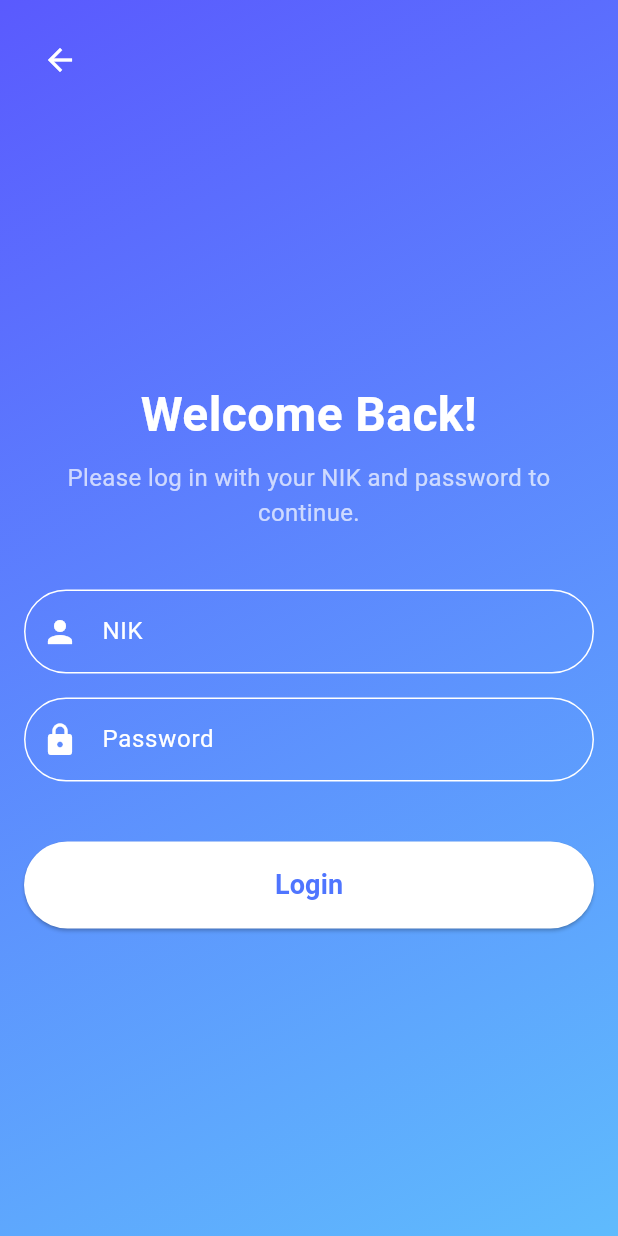
After one commit to AsrulHidayat/bajik_app_monitoring_patient, a Flutter app: the LoginScreen screen opened directly, on a phone screen of 412 x 824 dp. The commit adds this screen. Run offline on Flutter 3.47's test engine with Material 3 defaults, Android fonts, the phone set to English and light mode, and no system bars; our stand-ins replace flutter_svg.

Commit message:
Create : Login Screen

```diff
--- /dev/null
+++ b/lib/BajikApp/login.dart
@@ -0,0 +1,144 @@
+import 'package:flutter/material.dart';
+
+class LoginScreen extends StatelessWidget {
+  const LoginScreen({super.key});
+
+  @override
+  Widget build(BuildContext context) {
+    return Scaffold(
+      body: Container(
+        decoration: const BoxDecoration(
+          gradient: LinearGradient(
+            colors: [
+              Color(0xFF5A5AFE),
+              Color(0xFF5FBBFD),
+            ],
+            begin: Alignment.topLeft,
+            end: Alignment.bottomRight,
+          ),
+        ),
+        child: SafeArea(
+          child: Padding(
+            padding: const EdgeInsets.all(16.0),
+            child: Column(
+              children: [
+                // Icon Arrow Back
+                Align(
+                  alignment: Alignment.topLeft,
+                  child: IconButton(
+                    icon: const Icon(
+                      Icons.arrow_back,
+                      color: Colors.white,
+                    ),
+                    onPressed: () {
+                      Navigator.pop(context); // Navigasi ke halaman sebelumnya
+                    },
+                  ),
+                ),
+                const Spacer(), // Spacer untuk mendorong konten ke tengah layar
+
+                // Judul dan Deskripsi
+                const Center(
+                  child: Column(
+                    children: [
+                      Text(
+                        "Welcome Back!",
+                        style: TextStyle(
+                          fontSize: 32,
+                          fontWeight: FontWeight.bold,
+                          color: Colors.white,
+                        ),
+                        textAlign: TextAlign.center,
+                      ),
+                      SizedBox(height: 8),
+                      Text(
+                        "Please log in with your NIK and password to continue.",
+                        style: TextStyle(
+                          fontSize: 16,
+                          color: Colors.white70,
+                        ),
+                        textAlign: TextAlign.center,
+                      ),
+                    ],
+                  ),
+                ),
+                const SizedBox(height: 40),
+
+                // Field NIK dan Password
+                Column(
+                  children: [
+                    // Field NIK
+                    TextField(
+                      decoration: InputDecoration(
+                        labelText: "NIK",
+                        labelStyle: const TextStyle(color: Colors.white),
+                        prefixIcon: const Icon(Icons.person, color: Colors.white),
+                        enabledBorder: OutlineInputBorder(
+                          borderRadius: BorderRadius.circular(32),
+                          borderSide: const BorderSide(color: Colors.white),
+                        ),
+                        focusedBorder: OutlineInputBorder(
+                          borderRadius: BorderRadius.circular(32),
+                          borderSide: const BorderSide(color: Colors.white),
+                        ),
+                      ),
+                      style: const TextStyle(color: Colors.white),
+                      keyboardType: TextInputType.number,
+                    ),
+                    const SizedBox(height: 16),
+
+                    // Field Password
+                    TextField(
+                      decoration: InputDecoration(
+                        labelText: "Password",
+                        labelStyle: const TextStyle(color: Colors.white),
+                        prefixIcon: const Icon(Icons.lock, color: Colors.white),
+                        enabledBorder: OutlineInputBorder(
+                          borderRadius: BorderRadius.circular(32),
+                          borderSide: const BorderSide(color: Colors.white),
+                        ),
+                        focusedBorder: OutlineInputBorder(
+                          borderRadius: BorderRadius.circular(32),
+                          borderSide: const BorderSide(color: Colors.white),
+                        ),
+                      ),
+                      style: const TextStyle(color: Colors.white),
+                      obscureText: true, // Menyembunyikan input password
+                    ),
+                    const SizedBox(height: 40),
+
+                    // Tombol Login
+                    SizedBox(
+                      width: double.infinity,
+                      child: ElevatedButton(
+                        onPressed: () {
+                          // Aksi tombol login
+                        },
+                        style: ElevatedButton.styleFrom(
+                          padding: const EdgeInsets.symmetric(vertical: 16),
+                          shape: RoundedRectangleBorder(
+                            borderRadius: BorderRadius.circular(32),
+                          ),
+                          backgroundColor: Colors.white, // Warna putih untuk tombol
+                        ),
+                        child: const Text(
+                          "Login",
+                          style: TextStyle(
+                            fontSize: 18,
+                            color: Color(0xFF4F75FF), // Warna teks biru
+                            fontWeight: FontWeight.bold,
+                          ),
+                        ),
+                      ),
+                    ),
+                  ],
+                ),
+                const Spacer(), // Spacer untuk menambahkan ruang kosong di bawah
+              ],
+            ),
+          ),
+        ),
+      ),
+    );
+  }
+}
--- a/lib/BajikApp/on_boarding_screen.dart
+++ b/lib/BajikApp/on_boarding_screen.dart
@@ -1,5 +1,6 @@
 import 'package:flutter/material.dart';
 import 'package:flutter_svg/flutter_svg.dart';
+import 'package:bajik_app_monitoring_patient/BajikApp/login.dart';
 
 class OnboardingScreen extends StatefulWidget {
   const OnboardingScreen({super.key});
@@ -152,7 +153,12 @@ class _OnboardingScreenState extends State<OnboardingScreen> {
                     children: [
                       ElevatedButton(
                         onPressed: () {
-                          // Navigate to Login
+                          Navigator.push(
+                            context,
+                            MaterialPageRoute(
+                              builder: (context) => const LoginScreen(),
+                            ),
+                          );
                         },
                         style: ElevatedButton.styleFrom(
                           backgroundColor: const Color(0xFFFF4D91),
@@ -160,10 +166,10 @@ class _OnboardingScreenState extends State<OnboardingScreen> {
                           minimumSize: const Size.fromHeight(54),
                         ),
                         child: const Text(
-                            "Login",
+                          "Login",
                           style: TextStyle(
-                          fontSize: 18,
-                          fontWeight: FontWeight.w500,
+                            fontSize: 18,
+                            fontWeight: FontWeight.w500,
                           ),
                         ),
                       ),
```
